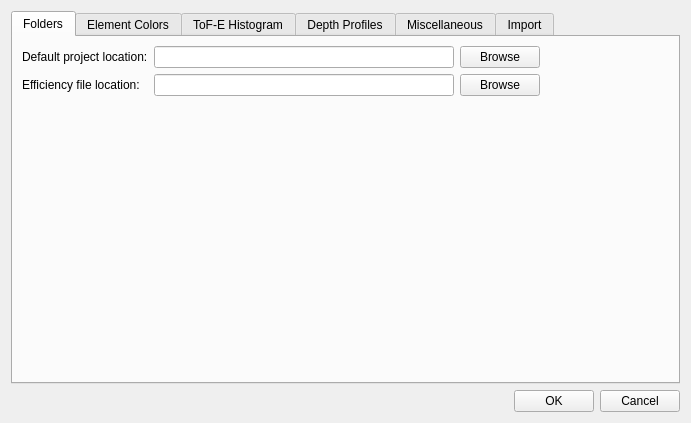
Above: ui_files/ui_global_settings.ui from JYU-IBA/potku before the change. Below: the same form after it.
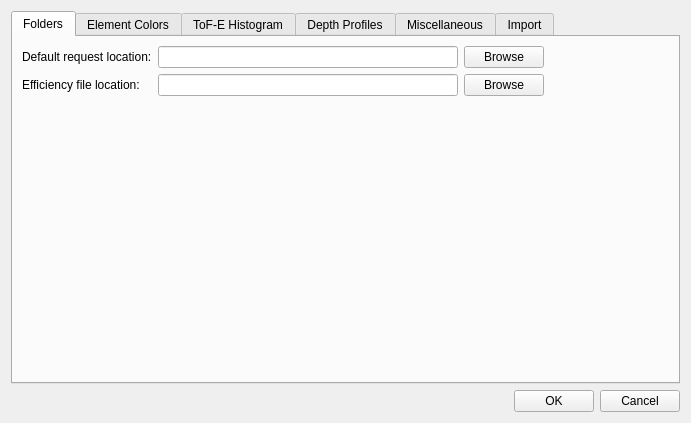
That is the form after the change.

Commit message: Changed the project concept into request. Replaced all the references to project with request. Also did some minor changes so the code is more in line with PEP 8.

What changed in the file:
```diff
--- a/ui_files/ui_global_settings.ui
+++ b/ui_files/ui_global_settings.ui
@@ -79,7 +79,7 @@
             </size>
            </property>
            <property name="text">
-            <string>Default project location:</string>
+            <string>Default request location:</string>
            </property>
           </widget>
          </item>
```
Left out of the diff: 16 changed lines with no effect on the pictures. The commit also changes 47 other files.
